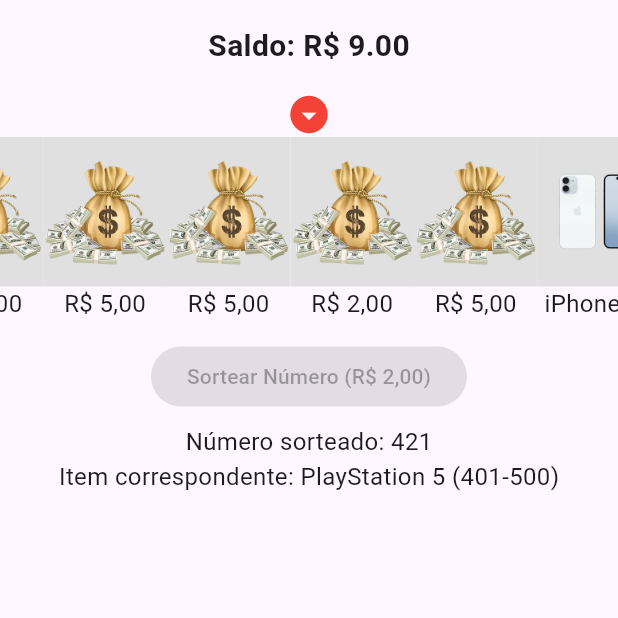
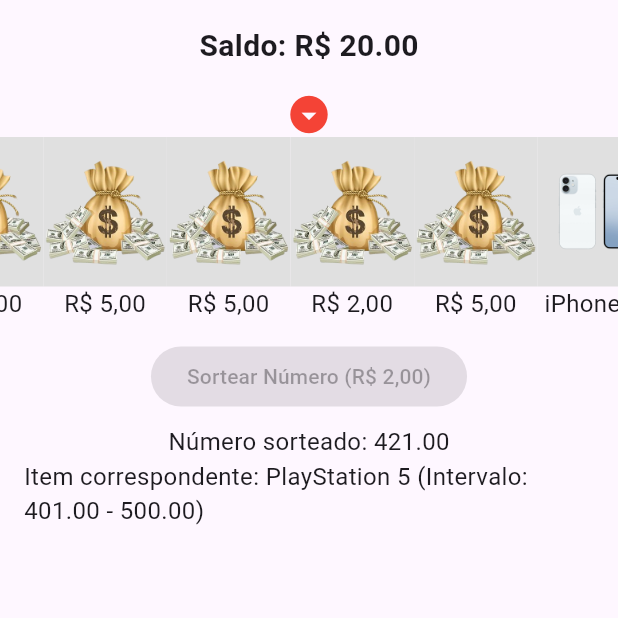
Before and after one commit to joaoconstancio1/genie_luck, a Flutter app: the screen it shows after launch, after a tap on an icon or button, on a phone screen of 412 x 824 dp, the top half of it. Run offline on Flutter 3.47's test engine with Material 3 defaults, Android fonts, the phone set to English and light mode, and no system bars.

Commit message:
Refactor SliderItem to use double for minRange and maxRange; update PlayStation 5 image path and user balance initialization

```diff
--- a/lib/genie_slider.dart
+++ b/lib/genie_slider.dart
@@ -1,7 +1,7 @@
 import 'package:flutter/material.dart';
 import 'dart:math';
 
-import 'package:genie_luck/slider_itens.dart';
+import 'package:genie_luck/slider_itens.dart'; // Ajuste o caminho conforme necessário
 
 class GenieSlider extends StatefulWidget {
   const GenieSlider({super.key});
@@ -11,11 +11,11 @@ class GenieSlider extends StatefulWidget {
 }
 
 class _GenieSliderState extends State<GenieSlider> {
-  int? randomNumber;
+  double? randomNumber; // Valor entre 0 e 100
   SliderItem? selectedItem;
   PageController? _pageController;
   double itemWidth = 100.0;
-  double userBalance = 11; // Saldo inicial mockado de R$ 11,00
+  double userBalance = 20; // Saldo inicial mockado de R$ 20,00
   bool isSpinning = false; // Controla se a roleta está girando
 
   @override
@@ -132,7 +132,6 @@ class _GenieSliderState extends State<GenieSlider> {
                       (userBalance >= costToPlay && !isSpinning)
                           ? () async {
                             setState(() {
-                              userBalance -= costToPlay; // Diminui o saldo
                               randomNumber = Random().nextInt(1000) + 1;
                               selectedItem = SliderItem.sliderItems.firstWhere(
                                 (item) =>
@@ -156,12 +155,12 @@ class _GenieSliderState extends State<GenieSlider> {
                     child: Column(
                       children: [
                         Text(
-                          'Número sorteado: $randomNumber',
+                          'Número sorteado: ${randomNumber!.toStringAsFixed(2)}',
                           style: const TextStyle(fontSize: 16),
                         ),
                         Text(
                           'Item correspondente: ${selectedItem!.title} '
-                          '(${selectedItem!.minRange}-${selectedItem!.maxRange})',
+                          '(Intervalo: ${selectedItem!.minRange!.toStringAsFixed(2)} - ${selectedItem!.maxRange!.toStringAsFixed(2)})',
                           style: const TextStyle(fontSize: 16),
                         ),
                       ],
--- a/lib/slider_itens.dart
+++ b/lib/slider_itens.dart
@@ -6,8 +6,8 @@ class SliderItem {
   String? title;
   String? description;
   Color? color;
-  int? minRange;
-  int? maxRange;
+  double? minRange; // Valor mínimo do intervalo
+  double? maxRange; // Valor máximo do intervalo
 
   SliderItem({
     this.index,
@@ -51,7 +51,7 @@ class SliderItem {
     SliderItem(
       index: 4,
       title: 'PlayStation 5',
-      image: 'assets/images/playstation5.png',
+      image: 'assets/images/ps5.png',
       minRange: 401,
       maxRange: 500,
     ),
```
Also changed, not shown: assets/images/ps5.png (renamed from assets/images/playstation5.png).
